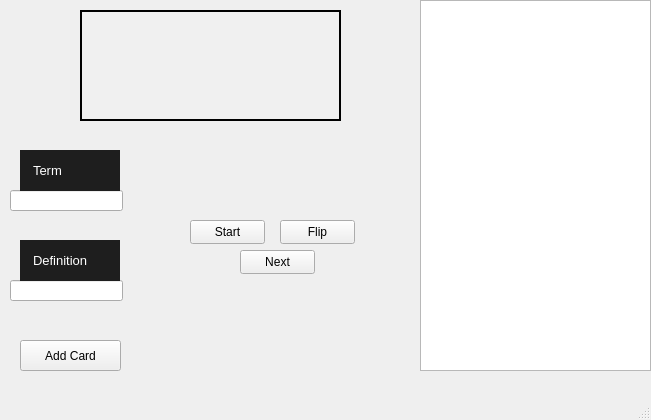
Old version of the form ui/flash.ui in the repository khadijath-dot/Flashcards-Project---Project2.
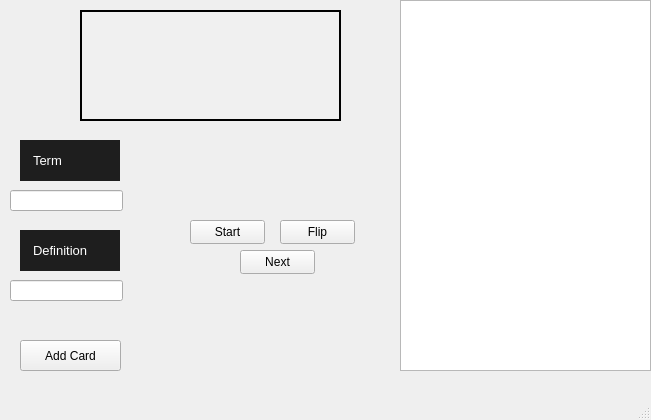
New version of the form.

Commit message: Added a few more lines of code and edited ui file in Qt designer

The edit to the form file:
```diff
--- a/ui/flash.ui
+++ b/ui/flash.ui
@@ -113,9 +113,9 @@
    <widget class="QListWidget" name="card_list_widget">
     <property name="geometry">
      <rect>
-      <x>420</x>
+      <x>400</x>
       <y>0</y>
-      <width>231</width>
+      <width>251</width>
       <height>371</height>
      </rect>
     </property>
@@ -137,7 +137,7 @@
     <property name="geometry">
      <rect>
       <x>20</x>
-      <y>150</y>
+      <y>140</y>
       <width>100</width>
       <height>41</height>
      </rect>
@@ -168,7 +168,7 @@
     <property name="geometry">
      <rect>
       <x>20</x>
-      <y>240</y>
+      <y>230</y>
       <width>100</width>
       <height>41</height>
      </rect>
```
The commit also changes 6 other files.
